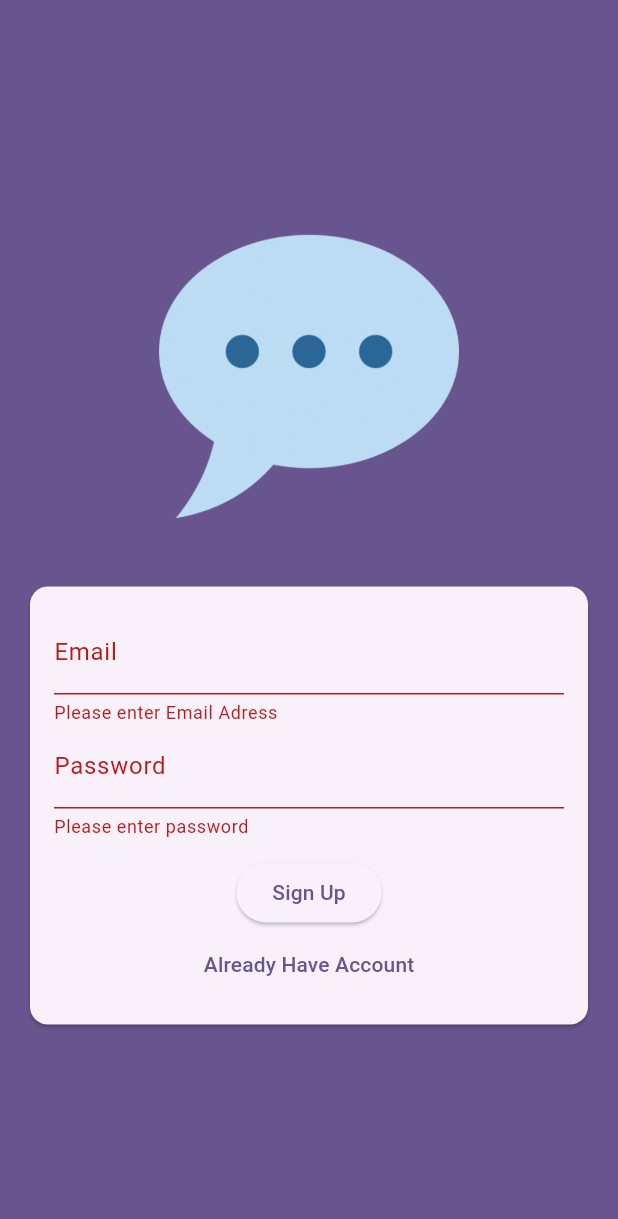
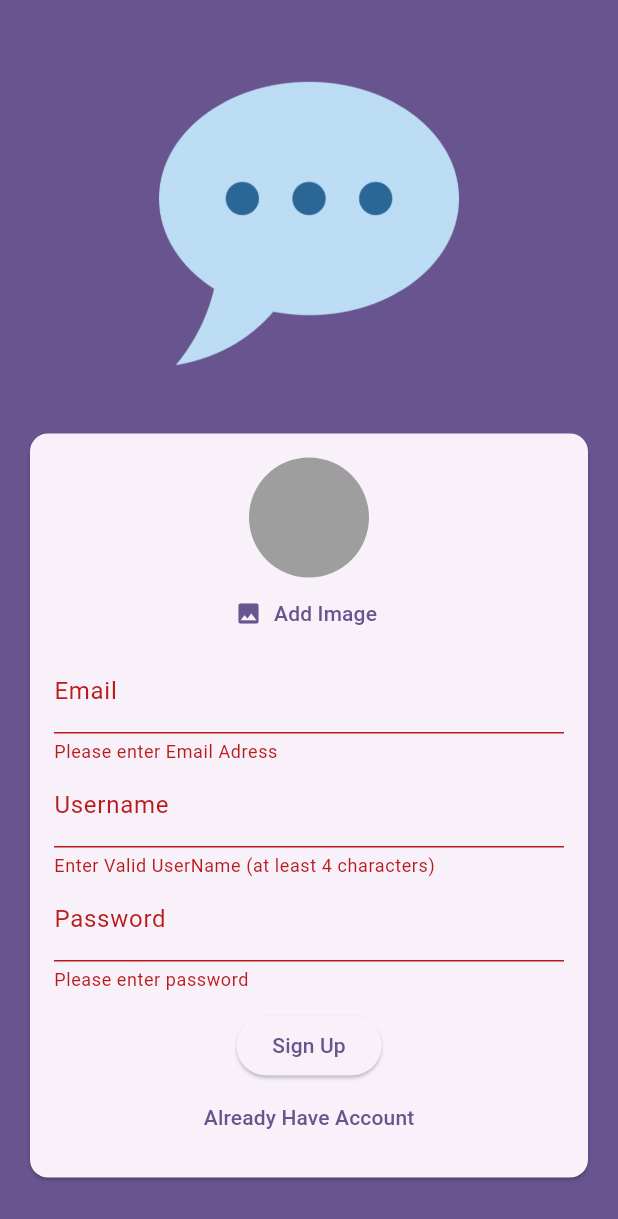
Before and after one commit to Suleyman98/ChatApplication, a Flutter app: the screen it shows after launch, after a tap on "Sign Up", on a phone screen of 412 x 824 dp. Shown: the top 1219 px of the screen. Run offline on Flutter 3.47's test engine with Material 2 defaults, Android fonts, the phone set to English and light mode, and no system bars; our stand-ins replace cloud_firestore, firebase_auth, firebase_core, firebase_storage, flutter_bloc, image_picker; accounts and stored records are empty.

Commit message:
firebase messages created

```diff
--- a/lib/cubit/auth_cubit/auth_cubit_cubit.dart
+++ b/lib/cubit/auth_cubit/auth_cubit_cubit.dart
@@ -1,6 +1,9 @@
 import 'dart:async';
+import 'dart:io';
 
+import 'package:cloud_firestore/cloud_firestore.dart';
 import 'package:firebase_auth/firebase_auth.dart';
+import 'package:firebase_storage/firebase_storage.dart';
 import 'package:flutter/material.dart';
 import 'package:flutter_bloc/flutter_bloc.dart';
 
@@ -14,34 +17,45 @@ class AuthCubitCubit extends Cubit<AuthCubitState> {
   StreamController<bool> loginStream = StreamController<bool>();
   String email = '';
   String password = '';
+  String username = '';
+  File? selectedImage;
   void toggleAuth() {
     isLogin = !isLogin;
     loginStream.sink.add(isLogin);
   }
 
   void submit(BuildContext context) async {
-    if (form.currentState!.validate()) {
-      form.currentState!.save();
+    if (!(form.currentState!.validate()) || !isLogin && selectedImage == null) {
+      return;
+    }
+    form.currentState!.save();
+    try {
       if (isLogin) {
-        try {
-          final userCredentials = await _firebase.signInWithEmailAndPassword(
-              email: email, password: password);
-          print(userCredentials);
-        } on FirebaseAuthException catch (e) {
-          ScaffoldMessenger.of(context).clearSnackBars();
-          ScaffoldMessenger.of(context).showSnackBar(
-              SnackBar(content: Text(e.message ?? 'Auth Failed')));
-        }
+        await _firebase.signInWithEmailAndPassword(
+            email: email, password: password);
       } else {
-        try {
-          await _firebase.createUserWithEmailAndPassword(
-              email: email, password: password);
-        } on FirebaseAuthException catch (e) {
-          ScaffoldMessenger.of(context).clearSnackBars();
-          ScaffoldMessenger.of(context).showSnackBar(
-              SnackBar(content: Text(e.message ?? 'Auth Failed')));
-        }
+        final userCredentials = await _firebase.createUserWithEmailAndPassword(
+            email: email, password: password);
+        final storageRef = FirebaseStorage.instance
+            .ref()
+            .child('user_images')
+            .child('${userCredentials.user!.uid}.jpg');
+        await storageRef.putFile(selectedImage!);
+        final imageUrl = await storageRef.getDownloadURL();
+        await FirebaseFirestore.instance
+            .collection('users')
+            .doc(userCredentials.user!.uid)
+            .set({
+          'userId': userCredentials.user!.uid,
+          'username': username,
+          'email': email,
+          'image_url': imageUrl,
+        });
       }
+    } on FirebaseAuthException catch (e) {
+      ScaffoldMessenger.of(context).clearSnackBars();
+      ScaffoldMessenger.of(context)
+          .showSnackBar(SnackBar(content: Text(e.message ?? 'Auth Failed')));
     }
   }
 }
--- a/lib/main.dart
+++ b/lib/main.dart
@@ -32,7 +32,7 @@ class MyApp extends StatelessWidget {
               return const SplashScreen();
             }
             if (snapshot.hasData) {
-              return Pager.chat;
+              return Pager.messages;
             }
             return Pager.auth;
           },
--- a/lib/screens/auth.dart
+++ b/lib/screens/auth.dart
@@ -1,3 +1,4 @@
+import 'package:chat_application/widgets/user_image_picker.dart';
 import 'package:flutter/material.dart';
 import 'package:flutter_bloc/flutter_bloc.dart';
 
@@ -40,6 +41,7 @@ class AuthScreen extends StatelessWidget {
                           child: Column(
                             mainAxisSize: MainAxisSize.min,
                             children: [
+                              if (!cubit.isLogin) const UserImageImagePicker(),
                               TextFormField(
                                 validator: (value) {
                                   if (value!.isEmpty) {
@@ -55,6 +57,22 @@ class AuthScreen extends StatelessWidget {
                                   cubit.email = newValue!;
                                 },
                               ),
+                              if (!cubit.isLogin)
+                                TextFormField(
+                                  validator: (value) {
+                                    if (value!.isEmpty ||
+                                        value.trim().length < 4) {
+                                      return 'Enter Valid UserName (at least 4 characters)';
+                                    }
+                                    return null;
+                                  },
+                                  decoration: const InputDecoration(
+                                      labelText: 'Username'),
+                                  enableSuggestions: false,
+                                  onSaved: (newValue) {
+                                    cubit.username = newValue!;
+                                  },
+                                ),
                               TextFormField(
                                 obscureText: true,
                                 validator: (value) {
--- a/lib/utilities/pager.dart
+++ b/lib/utilities/pager.dart
@@ -1,8 +1,12 @@
 import 'package:chat_application/screens/chat.dart';
+import 'package:chat_application/screens/messages.dart';
+import 'package:cloud_firestore/cloud_firestore.dart';
+import 'package:flutter/cupertino.dart';
 import 'package:flutter_bloc/flutter_bloc.dart';
 
 import '../cubit/auth_cubit/auth_cubit_cubit.dart';
 import '../screens/auth.dart';
+import '../screens/users_screen.dart';
 
 class Pager {
   Pager._();
@@ -12,5 +16,10 @@ class Pager {
         child: const AuthScreen(),
       );
 
-  static get chat => const ChatScreen();
+  static Widget chat(DocumentSnapshot user) {
+    return ChatScreen(user: user);
+  }
+
+  static get users => const UsersScreen();
+  static get messages => const MessagesScreen();
 }
--- /dev/null
+++ b/lib/widgets/user_image_picker.dart
@@ -0,0 +1,55 @@
+import 'dart:io';
+
+import 'package:flutter/material.dart';
+import 'package:flutter_bloc/flutter_bloc.dart';
+import 'package:image_picker/image_picker.dart';
+
+import '../cubit/auth_cubit/auth_cubit_cubit.dart';
+
+class UserImageImagePicker extends StatefulWidget {
+  const UserImageImagePicker({super.key});
+
+  @override
+  State<UserImageImagePicker> createState() => _UserImageImagePickerState();
+}
+
+class _UserImageImagePickerState extends State<UserImageImagePicker> {
+  File? _pickedImageFile;
+  void _pickImage() async {
+    final pickedImage = await ImagePicker()
+        .pickImage(source: ImageSource.camera, imageQuality: 50, maxWidth: 150);
+    if (pickedImage == null) {
+      return;
+    }
+
+    setState(() {
+      _pickedImageFile = File(pickedImage.path);
+    });
+  }
+
+  @override
+  Widget build(BuildContext context) {
+    AuthCubitCubit cubit = context.read<AuthCubitCubit>();
+    cubit.selectedImage = _pickedImageFile;
+    return Column(
+      children: [
+        CircleAvatar(
+          radius: 40,
+          backgroundColor: Colors.grey,
+          foregroundImage:
+              _pickedImageFile != null ? FileImage(_pickedImageFile!) : null,
+        ),
+        TextButton.icon(
+          onPressed: () {
+            _pickImage();
+          },
+          icon: const Icon(Icons.image),
+          label: Text(
+            'Add Image',
+            style: TextStyle(color: Theme.of(context).primaryColor),
+          ),
+        )
+      ],
+    );
+  }
+}
--- a/pubspec.yaml
+++ b/pubspec.yaml
@@ -40,6 +40,7 @@ dependencies:
   firebase_auth: ^4.6.3
   firebase_storage: ^11.2.4
   image_picker: ^1.0.0
+  cloud_firestore: ^4.8.2
 
 dev_dependencies:
   flutter_test:
```
Also changed, not shown: lib/screens/chat.dart (+17 -3 lines), lib/screens/chat_messages.dart (added, +41 -0 lines), lib/screens/message_buble.dart (added, +32 -0 lines), lib/screens/messages.dart (added, +23 -0 lines), lib/screens/new_messages.dart (added, +67 -0 lines), lib/screens/users_screen.dart (added, +44 -0 lines), pubspec.lock, 2 other files.
